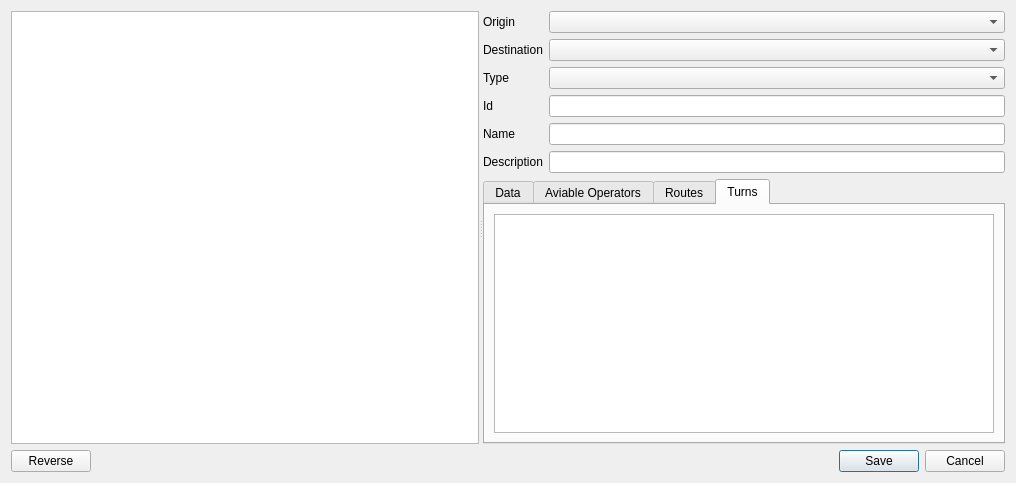
TomasdelaBarra/QTRANUS, file add_link.ui: the form before one commit.
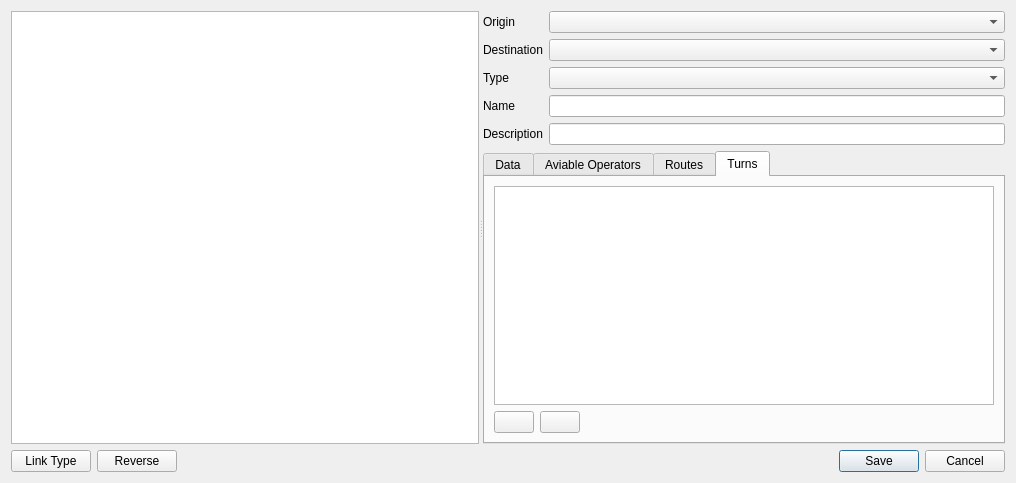
The form after the commit. The open tabs and pages were chosen to show the change.

Patch:
```diff
--- a/add_link.ui
+++ b/add_link.ui
@@ -56,14 +56,17 @@
            <item row="2" column="1">
             <widget class="QComboBox" name="cb_type"/>
            </item>
-           <item row="4" column="0">
+           <item row="3" column="0">
             <widget class="QLabel" name="label_4">
              <property name="text">
               <string>Name</string>
              </property>
             </widget>
            </item>
-           <item row="5" column="0">
+           <item row="3" column="1">
+            <widget class="QLineEdit" name="name"/>
+           </item>
+           <item row="4" column="0">
             <widget class="QLabel" name="label_5">
              <property name="text">
               <string>Description</string>
@@ -71,21 +74,8 @@
             </widget>
            </item>
            <item row="4" column="1">
-            <widget class="QLineEdit" name="name"/>
-           </item>
-           <item row="5" column="1">
             <widget class="QLineEdit" name="description"/>
            </item>
-           <item row="3" column="0">
-            <widget class="QLabel" name="label_6">
-             <property name="text">
-              <string>Id</string>
-             </property>
-            </widget>
-           </item>
-           <item row="3" column="1">
-            <widget class="QLineEdit" name="id"/>
-           </item>
           </layout>
          </item>
          <item>
@@ -232,9 +222,44 @@
             <attribute name="title">
              <string>Turns</string>
             </attribute>
-            <layout class="QVBoxLayout" name="verticalLayout_3">
+            <layout class="QVBoxLayout" name="verticalLayout_8">
              <item>
-              <widget class="QTableWidget" name="tbl_turns"/>
+              <layout class="QVBoxLayout" name="verticalLayout_3">
+               <item>
+                <widget class="QTableWidget" name="tbl_turns"/>
+               </item>
+               <item>
+                <layout class="QHBoxLayout" name="horizontalLayout_4">
+                 <item>
+                  <widget class="QPushButton" name="btn_turn_ok">
+                   <property name="text">
+                    <string/>
+                   </property>
+                  </widget>
+                 </item>
+                 <item>
+                  <widget class="QPushButton" name="btn_cannot_turn">
+                   <property name="text">
+                    <string/>
+                   </property>
+                  </widget>
+                 </item>
+                 <item>
+                  <spacer name="horizontalSpacer_3">
+                   <property name="orientation">
+                    <enum>Qt::Horizontal</enum>
+                   </property>
+                   <property name="sizeHint" stdset="0">
+                    <size>
+                     <width>40</width>
+                     <height>20</height>
+                    </size>
+                   </property>
+                  </spacer>
+                 </item>
+                </layout>
+               </item>
+              </layout>
              </item>
             </layout>
            </widget>
@@ -246,6 +271,13 @@
      </item>
      <item>
       <layout class="QHBoxLayout" name="horizontalLayout_5">
+       <item>
+        <widget class="QPushButton" name="btn_linktype">
+         <property name="text">
+          <string>Link Type</string>
+         </property>
+        </widget>
+       </item>
        <item>
         <widget class="QPushButton" name="btn_reverse">
          <property name="text">
```
Left out of the diff: 14 changed lines with no effect on the pictures.
